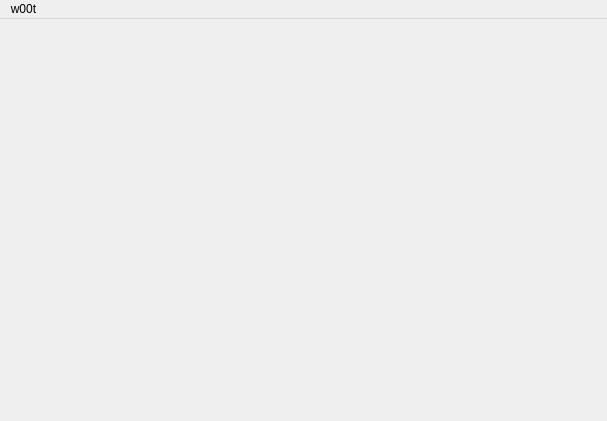
Qt form src/mainwindow.ui (maemo-leste/conversations) before a commit.
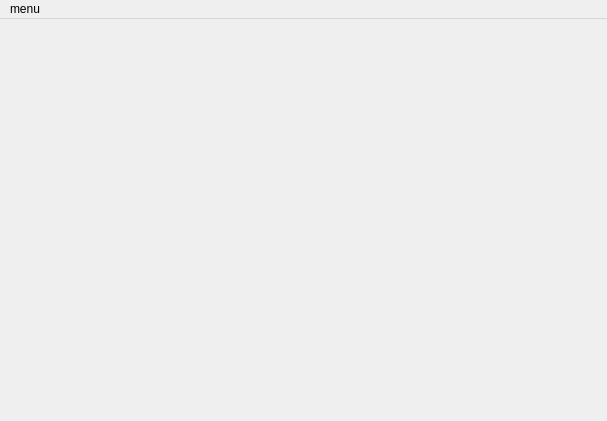
The same form after that commit. Icons and pictures are not drawn.

Commit message:
ui: cleanup menus and add some future menus
Future menus are disabled for now

```diff
--- a/src/mainwindow.ui
+++ b/src/mainwindow.ui
@@ -48,19 +48,19 @@
      <x>0</x>
      <y>0</y>
      <width>607</width>
-     <height>22</height>
+     <height>20</height>
     </rect>
    </property>
-   <widget class="QMenu" name="menuw00t">
+   <widget class="QMenu" name="menu">
     <property name="title">
-     <string>w00t</string>
+     <string>menu</string>
     </property>
     <addaction name="actionCompose"/>
     <addaction name="actionSettings"/>
     <addaction name="actionSearch"/>
     <addaction name="actionAbout"/>
    </widget>
-   <addaction name="menuw00t"/>
+   <addaction name="menu"/>
   </widget>
   <action name="actionSettings">
    <property name="text">
```
Left out of the diff: 43 changed lines with no effect on the pictures. The commit also changes 1 other file.
